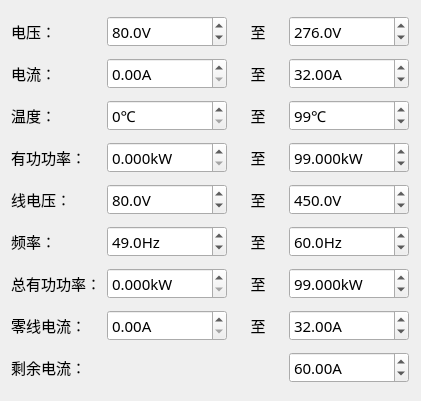
Old version of the form setting/set_lineunitwid.ui in the repository ChinaClever/BusbarTest.
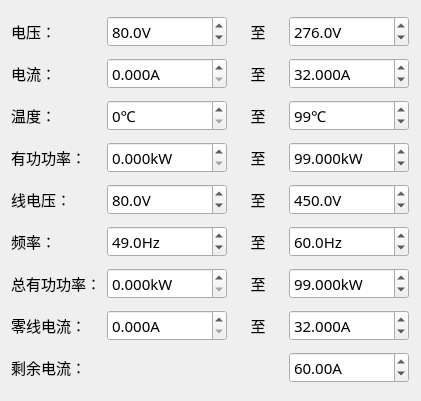
New version of the form.

The edit to the form file:
```diff
--- a/setting/set_lineunitwid.ui
+++ b/setting/set_lineunitwid.ui
@@ -184,7 +184,7 @@
       <string>A</string>
      </property>
      <property name="decimals">
-      <number>2</number>
+      <number>3</number>
      </property>
      <property name="maximum">
       <double>63.000000000000000</double>
@@ -237,7 +237,7 @@
       <string>A</string>
      </property>
      <property name="decimals">
-      <number>2</number>
+      <number>3</number>
      </property>
      <property name="maximum">
       <double>700.000000000000000</double>
@@ -805,7 +805,7 @@
       <string>A</string>
      </property>
      <property name="decimals">
-      <number>2</number>
+      <number>3</number>
      </property>
      <property name="maximum">
       <double>63.000000000000000</double>
@@ -858,7 +858,7 @@
       <string>A</string>
      </property>
      <property name="decimals">
-      <number>2</number>
+      <number>3</number>
      </property>
      <property name="maximum">
       <double>700.000000000000000</double>
```
